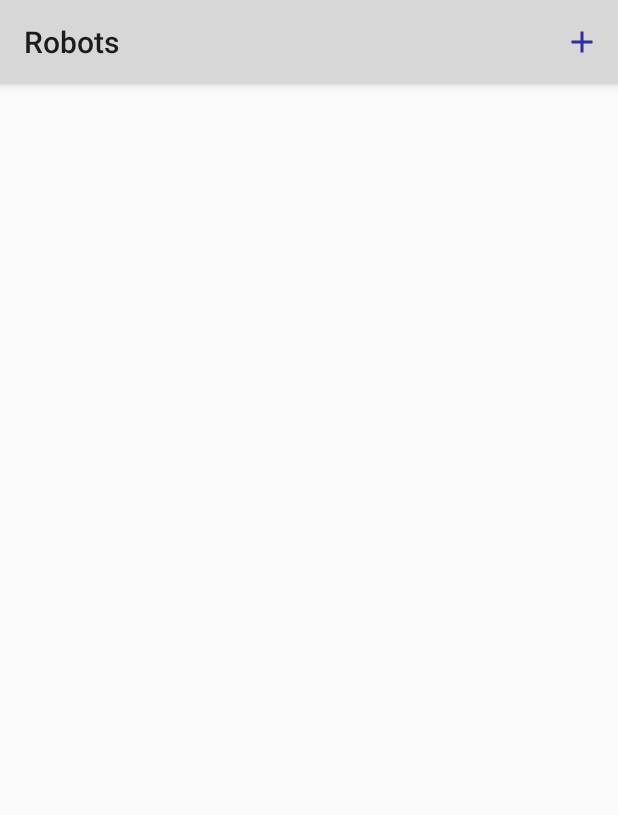
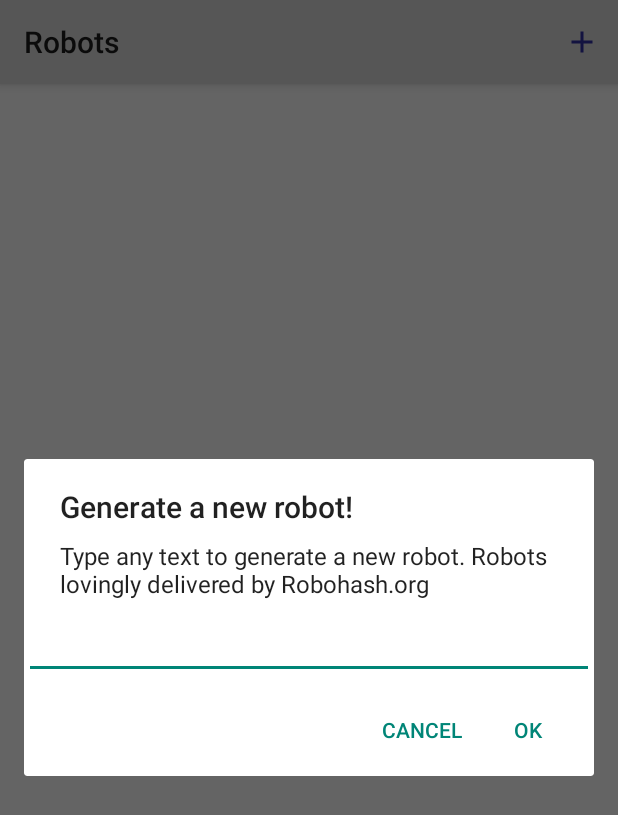
Before and after one commit to Shurov/robots, an Android app: the screen it shows after launch (RobotListActivity), after a tap on "Add robot", on a phone screen of 412 x 824 dp. Shown: the top 815 px of the screen. Run offline under Robolectric (Android 15) with nearby library versions, the phone set to English and light mode, and no system bars; our stand-ins replace RxJava; 5 statements that could not run were skipped.

Commit message:
List + Details implementation

```diff
--- a/gradle/versions.gradle
+++ b/gradle/versions.gradle
@@ -13,6 +13,11 @@ ext {
     detektVersion = '1.0.0.RC6-3'
     uptodateVersion = '1.6.3'
 
+    // Lib
+    glideVersion = '4.6.1'
+    rxAndroidVersion = '2.0.2'
+    rxJavaVersion = '2.1.10'
+
     // Test
     junitVersion = '4.12'
     mockitoKotlinVersion = '1.5.0'
--- /dev/null
+++ b/robot/src/main/kotlin/com/slesarew/robot/App.kt
@@ -0,0 +1,19 @@
+package com.slesarew.robot
+
+import android.annotation.SuppressLint
+import android.app.Application
+import android.content.Context
+
+class App : Application() {
+
+    companion object {
+        @SuppressLint("StaticFieldLeak")
+        lateinit var context: Context
+    }
+
+    override fun attachBaseContext(base: Context) {
+        super.attachBaseContext(base)
+
+        context = base
+    }
+}
--- a/robot/src/main/kotlin/com/slesarew/robot/RobotListActivity.kt
+++ /dev/null
@@ -1,20 +0,0 @@
-package com.slesarew.robot
-
-import android.os.Bundle
-import android.support.v7.app.AppCompatActivity
-import android.view.Menu
-
-
-class RobotListActivity : AppCompatActivity() {
-
-    override fun onCreate(savedInstanceState: Bundle?) {
-        super.onCreate(savedInstanceState)
-
-        setContentView(R.layout.activity_robot_list)
-    }
-
-    override fun onCreateOptionsMenu(menu: Menu): Boolean {
-        menuInflater.inflate(R.menu.menu_robot_list, menu)
-        return true
-    }
-}
--- /dev/null
+++ b/robot/src/main/kotlin/com/slesarew/robot/view/robotlist/AddRobotDialog.kt
@@ -0,0 +1,43 @@
+package com.slesarew.robot.view.robotlist
+
+import android.app.Dialog
+import android.os.Bundle
+import android.support.v4.app.DialogFragment
+import android.support.v7.app.AlertDialog
+import android.view.View.inflate
+import android.widget.EditText
+import com.slesarew.robot.R
+import kotlinx.android.synthetic.main.add_robot.robot_input as robotListText
+
+class AddRobotDialog : DialogFragment() {
+
+    private lateinit var robotListener: OnRobotAddedListener
+
+    interface OnRobotAddedListener {
+
+        fun onRobotAdded(name: String)
+    }
+
+    override fun onActivityCreated(savedInstanceState: Bundle?) {
+        super.onActivityCreated(savedInstanceState)
+
+        activity?.let {
+            robotListener = it as OnRobotAddedListener
+        }
+    }
+
+    override fun onCreateDialog(savedInstanceState: Bundle?): Dialog {
+        val view = inflate(context, R.layout.add_robot, null)
+        val robotInput = view.findViewById<EditText>(R.id.robot_input)
+
+        return AlertDialog.Builder(context!!)
+                .setTitle(R.string.add_robot_title)
+                .setMessage(R.string.add_robot_description)
+                .setView(view)
+                .setPositiveButton(android.R.string.ok, { _, _ ->
+                    robotListener.onRobotAdded(robotInput.text.toString())
+                })
+                .setNegativeButton(android.R.string.cancel, { _, _ -> })
+                .create()
+    }
+}
--- /dev/null
+++ b/robot/src/main/kotlin/com/slesarew/robot/view/robotlist/RobotListActivity.kt
@@ -0,0 +1,130 @@
+package com.slesarew.robot.view.robotlist
+
+import android.content.Intent
+import android.os.Bundle
+import android.support.v7.app.AppCompatActivity
+import android.support.v7.widget.DividerItemDecoration
+import android.support.v7.widget.LinearLayoutManager
+import android.support.v7.widget.RecyclerView
+import android.view.LayoutInflater.from
+import android.view.Menu
+import android.view.MenuItem
+import android.view.View
+import android.view.ViewGroup
+import android.widget.ImageView
+import android.widget.TextView
+import com.slesarew.robot.R
+import com.slesarew.robot.domain.Injector
+import com.slesarew.robot.view.robotdetails.RobotDetailsActivity
+import io.reactivex.android.schedulers.AndroidSchedulers
+import io.reactivex.disposables.Disposables
+import io.reactivex.schedulers.Schedulers
+import com.slesarew.robot.domain.Robot as DomainRobot
+import com.slesarew.robot.view.Robot as ViewRobot
+import kotlinx.android.synthetic.main.activity_robot_list.robot_list as robotList
+
+class RobotListActivity :
+        AppCompatActivity(),
+        AddRobotDialog.OnRobotAddedListener {
+
+    private val robotUseCase by lazy {
+        Injector.getRobotUseCase()
+    }
+
+    private var robotUseCaseDisposable = Disposables.empty()
+
+    private val robots = mutableListOf<ViewRobot>()
+
+    private lateinit var adapter: RecyclerView.Adapter<*>
+    private lateinit var layoutManager: RecyclerView.LayoutManager
+
+    override fun onCreate(savedInstanceState: Bundle?) {
+        super.onCreate(savedInstanceState)
+
+        setContentView(R.layout.activity_robot_list)
+
+        layoutManager = LinearLayoutManager(this)
+        adapter = RobotAdapter(robots) {
+            val intent = Intent(this, RobotDetailsActivity::class.java)
+            intent.putExtras(ViewRobot.bundle(it))
+            startActivity(intent)
+        }
+
+        robotList.setHasFixedSize(true)
+        robotList.layoutManager = layoutManager
+        robotList.adapter = adapter
+        robotList.addItemDecoration(DividerItemDecoration(this,
+                                                          DividerItemDecoration.VERTICAL))
+    }
+
+    override fun onCreateOptionsMenu(menu: Menu): Boolean {
+        menuInflater.inflate(R.menu.menu_robot_list, menu)
+        return true
+    }
+
+    override fun onOptionsItemSelected(item: MenuItem): Boolean {
+        return when (item.itemId) {
+            R.id.add_robot -> {
+                val addRobotDialog = AddRobotDialog()
+                addRobotDialog.show(supportFragmentManager,
+                                    "robotDialog")
+                true
+            }
+            else -> super.onOptionsItemSelected(item)
+        }
+    }
+
+    override fun onRobotAdded(name: String) {
+        robotUseCaseDisposable = robotUseCase.getRobot(name)
+                .subscribeOn(Schedulers.io())
+                .map { robotMapper(it) }
+                .observeOn(AndroidSchedulers.mainThread())
+                .subscribe { robot: com.slesarew.robot.view.Robot ->
+                    robots.add(robot)
+                    adapter.notifyDataSetChanged()
+                }
+    }
+
+    override fun onDestroy() {
+        super.onDestroy()
+        if (robotUseCaseDisposable.isDisposed) {
+            robotUseCaseDisposable.dispose()
+        }
+    }
+}
+
+fun robotMapper(robot: DomainRobot) = ViewRobot(robot.name, robot.image)
+
+private class RobotAdapter(private val robots: MutableList<ViewRobot>,
+                           private val onRobotClicked: (name: String) -> Unit) : RecyclerView.Adapter<RobotAdapter.ViewHolder>() {
+
+    override fun onCreateViewHolder(parent: ViewGroup,
+                                    viewType: Int): ViewHolder {
+
+        val view = from(parent.context).inflate(R.layout.robot_list_item, parent, false)
+
+        return ViewHolder(view)
+    }
+
+    override fun onBindViewHolder(holder: ViewHolder, position: Int) {
+        val robot = robots[position]
+        holder.name?.text = robot.name
+        holder.image?.setImageDrawable(robot.image)
+        holder.view.setOnClickListener {
+            onRobotClicked.invoke(robot.name)
+        }
+    }
+
+    override fun getItemCount() = robots.size
+
+    private class ViewHolder(val view: View) : RecyclerView.ViewHolder(view) {
+
+        var name: TextView? = null
+        var image: ImageView? = null
+
+        init {
+            name = view.findViewById(R.id.robot_name)
+            image = view.findViewById(R.id.robot_image)
+        }
+    }
+}
--- /dev/null
+++ b/robot/src/main/res/layout/add_robot.xml
@@ -0,0 +1,15 @@
+<?xml version="1.0" encoding="utf-8"?>
+<LinearLayout xmlns:android="http://schemas.android.com/apk/res/android"
+              android:layout_width="match_parent"
+              android:layout_height="match_parent"
+              android:orientation="vertical">
+
+    <EditText
+        android:id="@+id/robot_input"
+        android:layout_width="match_parent"
+        android:layout_height="wrap_content"
+        android:contentDescription="@null"
+        android:inputType="text"
+        android:labelFor="@+id/robot_input"/>
+
+</LinearLayout>
--- a/robot/src/main/res/menu/menu_robot_list.xml
+++ b/robot/src/main/res/menu/menu_robot_list.xml
@@ -3,6 +3,7 @@
       xmlns:app="http://schemas.android.com/apk/res-auto">
 
     <item
+        android:id="@+id/add_robot"
         android:title="@string/add_robot"
         android:icon="@drawable/ic_add"
         app:showAsAction="always"/>
--- a/robot/src/main/res/values/strings.xml
+++ b/robot/src/main/res/values/strings.xml
@@ -1,4 +1,6 @@
 <resources>
     <string name="app_name">Robots</string>
     <string name="add_robot">Add robot</string>
+    <string name="add_robot_title">Generate a new robot!</string>
+    <string name="add_robot_description">Type any text to generate a new robot. Robots lovingly delivered by Robohash.org</string>
 </resources>
```
Also changed, not shown: robot/build.gradle (+7 -1 lines), robot/src/main/AndroidManifest.xml (+9 -1 lines), robot/src/main/kotlin/com/slesarew/robot/RobotListContract.kt (added, +12 -0 lines), robot/src/main/kotlin/com/slesarew/robot/domain/Injector.kt (added, +8 -0 lines), robot/src/main/kotlin/com/slesarew/robot/domain/RobotGlideDomain.kt (added, +20 -0 lines), robot/src/main/kotlin/com/slesarew/robot/domain/RobotListRobotUseCase.kt (added, +18 -0 lines), robot/src/main/kotlin/com/slesarew/robot/view/Robot.kt (added, +23 -0 lines), robot/src/main/kotlin/com/slesarew/robot/view/robotdetails/RobotDetailsActivity.kt (added, +40 -0 lines), robot/src/main/res/layout/activity_robot_details.xml (added, +14 -0 lines), robot/src/main/res/layout/robot_list_item.xml (added, +25 -0 lines), robot/src/main/res/drawable/ic_add.xml (line endings or trailing spaces).
